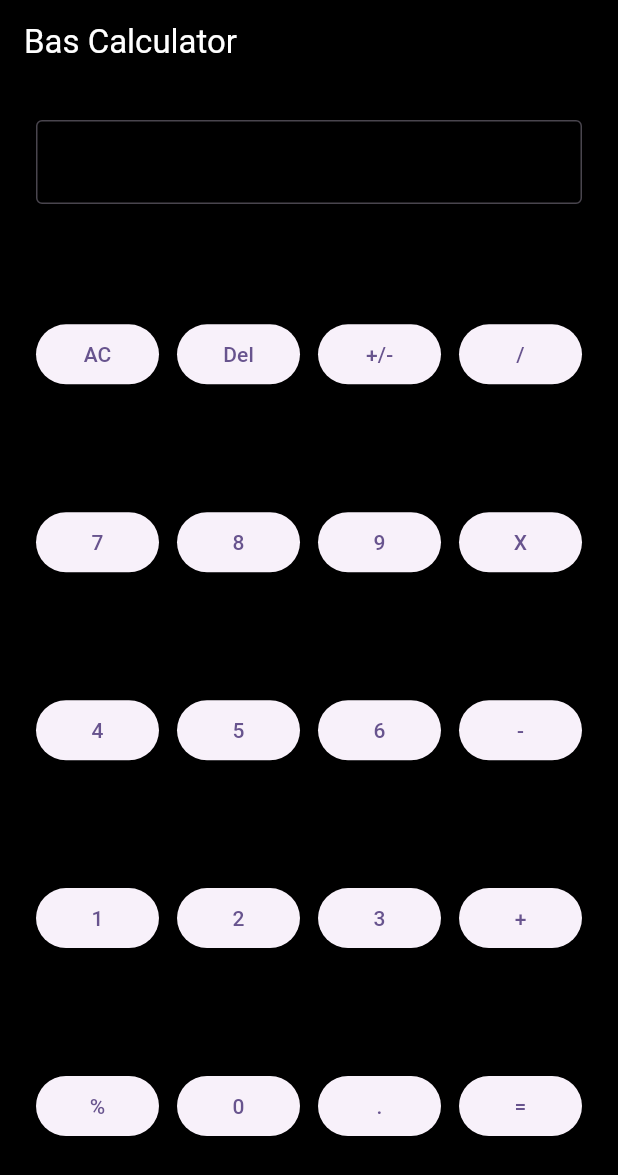
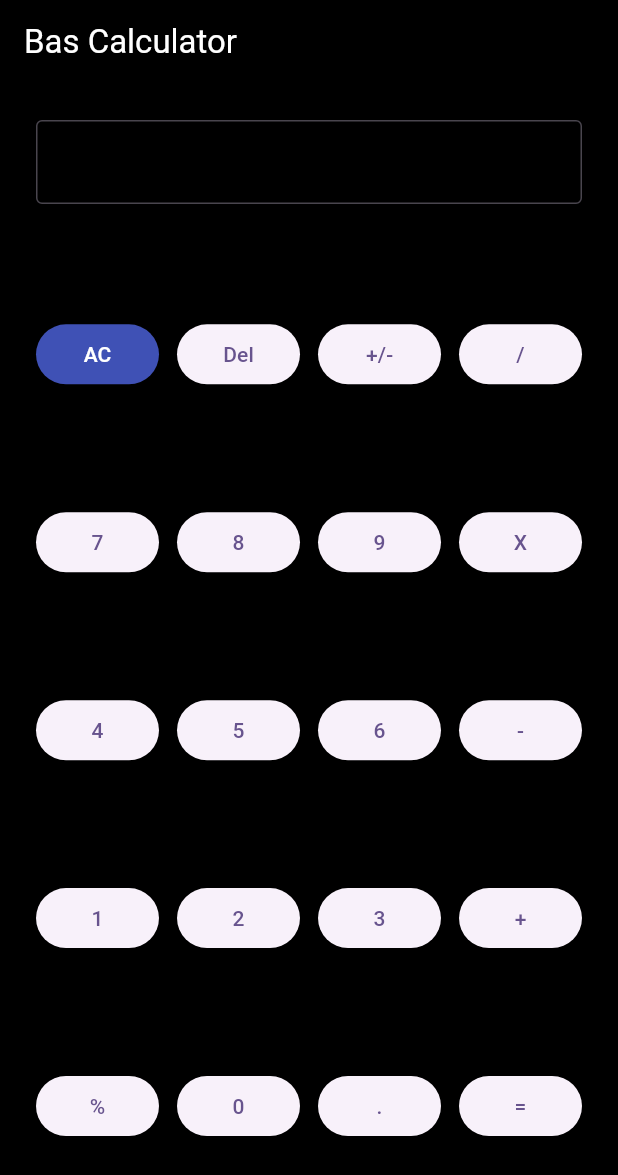
Before and after one commit to bas00445/flutter-playground, a Flutter app: the screen it shows after launch, on a phone screen of 412 x 824 dp. Shown: the top 1175 px of the screen. Run offline on Flutter 3.47's test engine with Material 3 defaults, Android fonts, the phone set to English and light mode, and no system bars.

Commit message:
เพิ่มสีให้ button

```diff
--- a/flutter_application_1/lib/calculator.dart
+++ b/flutter_application_1/lib/calculator.dart
@@ -66,6 +66,14 @@ class _CalculatorPageState extends State<CalculatorPage> {
                         Expanded(
                           flex: 1,
                           child: ElevatedButton(
+                            style: ButtonStyle(
+                              backgroundColor: WidgetStateProperty.all(
+                                Colors.indigo,
+                              ),
+                              foregroundColor: WidgetStateProperty.all(
+                                Colors.white,
+                              ),
+                            ),
                             onPressed: () {},
                             child: Text("AC"),
                           ),
```
Also changed, not shown: 1 other file.
